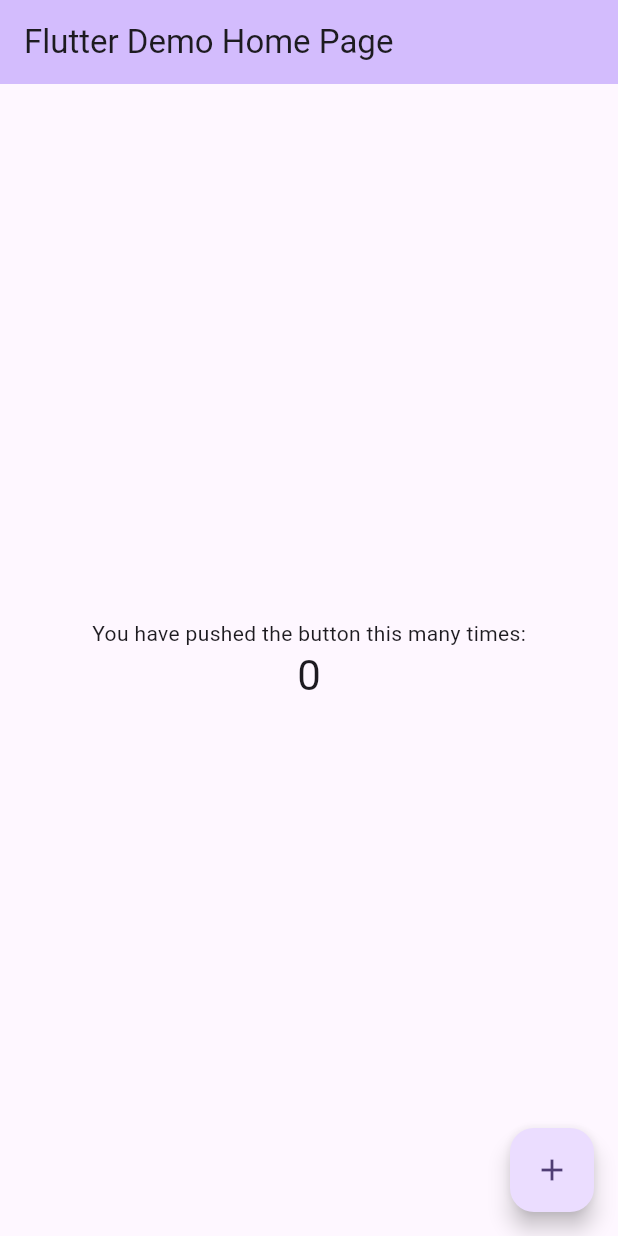
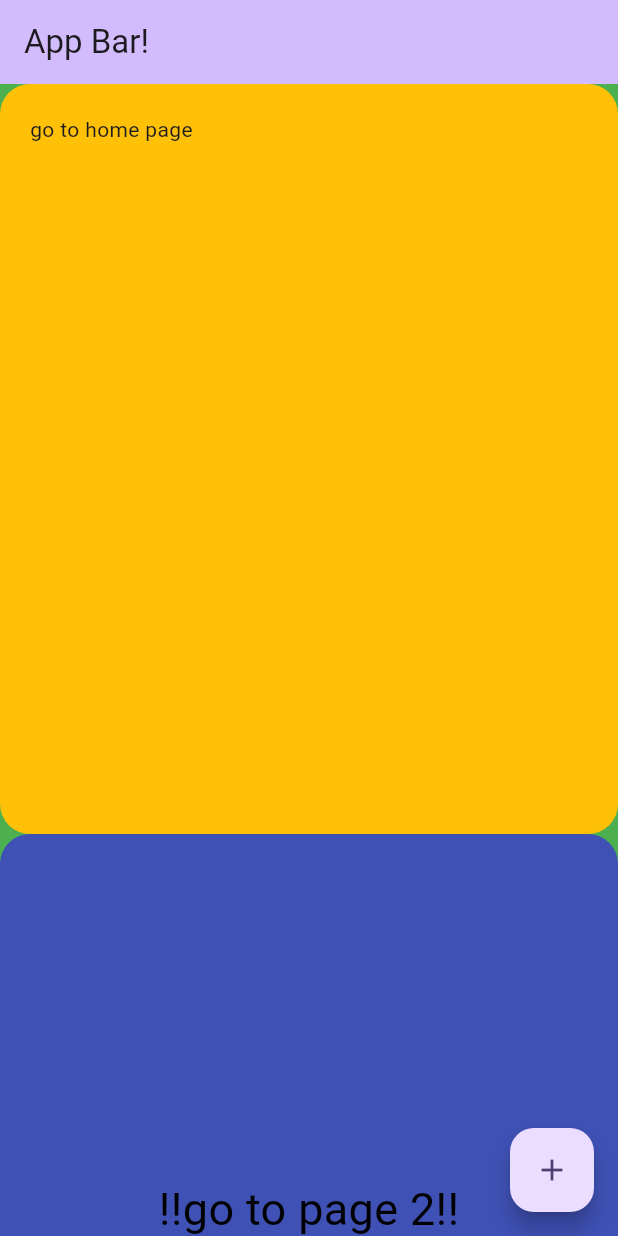
Before and after one commit to mars985/Juno, a Flutter app: the screen it shows after launch, on a phone screen of 412 x 824 dp. Run offline on Flutter 3.47's test engine with Material 3 defaults, Android fonts, the phone set to English and light mode, and no system bars.

Commit message:
learned some navigation and how to use basic widgets like rows, containers and decoration boxes

```diff
--- a/lib/main.dart
+++ b/lib/main.dart
@@ -1,4 +1,8 @@
+// ignore_for_file: prefer_const_constructors
+
 import 'package:flutter/material.dart';
+import 'package:juno/pages/home_page.dart';
+import 'package:juno/pages/second_page.dart';
 
 void main() {
   runApp(const MyApp());
@@ -7,46 +11,25 @@
 class MyApp extends StatelessWidget {
   const MyApp({super.key});
 
-  // This widget is the root of your application.
   @override
   Widget build(BuildContext context) {
     return MaterialApp(
       title: 'Flutter Demo',
       theme: ThemeData(
-        // This is the theme of your application.
-        //
-        // TRY THIS: Try running your application with "flutter run". You'll see
-        // the application has a purple toolbar. Then, without quitting the app,
-        // try changing the seedColor in the colorScheme below to Colors.green
-        // and then invoke "hot reload" (save your changes or press the "hot
-        // reload" button in a Flutter-supported IDE, or press "r" if you used
-        // the command line to start the app).
-        //
-        // Notice that the counter didn't reset back to zero; the application
-        // state is not lost during the reload. To reset the state, use hot
-        // restart instead.
-        //
-        // This works for code too, not just values: Most code changes can be
-        // tested with just a hot reload.
         colorScheme: ColorScheme.fromSeed(seedColor: Colors.deepPurple),
         useMaterial3: true,
       ),
       home: const MyHomePage(title: 'Flutter Demo Home Page'),
+      routes: {
+        '/homepage': (context) => HomePage(),
+        '/secondpage': (context) => SecondPage(),
+      },
     );
   }
 }
 
 class MyHomePage extends StatefulWidget {
   const MyHomePage({super.key, required this.title});
-
-  // This widget is the home page of your application. It is stateful, meaning
-  // that it has a State object (defined below) that contains fields that affect
-  // how it looks.
-
-  // This class is the configuration for the state. It holds the values (in this
-  // case the title) provided by the parent (in this case the App widget) and
-  // used by the build method of the State. Fields in a Widget subclass are
-  // always marked "final".
 
   final String title;
 
@@ -55,71 +38,128 @@
 }
 
 class _MyHomePageState extends State<MyHomePage> {
-  int _counter = 0;
+  var amount = <int>[];
+  var name = <String>[];
+  var timestamp = <String>[];
+  var description = <String>[];
+  var mode = <String>[];
+  var pending = <bool>[];
 
-  void _incrementCounter() {
-    setState(() {
-      // This call to setState tells the Flutter framework that something has
-      // changed in this State, which causes it to rerun the build method below
-      // so that the display can reflect the updated values. If we changed
-      // _counter without calling setState(), then the build method would not be
-      // called again, and so nothing would appear to happen.
-      _counter++;
-    });
-  }
+  void _doNothing() {}
 
   @override
   Widget build(BuildContext context) {
-    // This method is rerun every time setState is called, for instance as done
-    // by the _incrementCounter method above.
-    //
-    // The Flutter framework has been optimized to make rerunning build methods
-    // fast, so that you can just rebuild anything that needs updating rather
-    // than having to individually change instances of widgets.
     return Scaffold(
+      backgroundColor: Colors.green,
+
       appBar: AppBar(
-        // TRY THIS: Try changing the color here to a specific color (to
-        // Colors.amber, perhaps?) and trigger a hot reload to see the AppBar
-        // change color while the other colors stay the same.
         backgroundColor: Theme.of(context).colorScheme.inversePrimary,
-        // Here we take the value from the MyHomePage object that was created by
-        // the App.build method, and use it to set our appbar title.
-        title: Text(widget.title),
+        title: Text("App Bar!"),
+        elevation: 0,
       ),
-      body: Center(
-        // Center is a layout widget. It takes a single child and positions it
-        // in the middle of the parent.
-        child: Column(
-          // Column is also a layout widget. It takes a list of children and
-          // arranges them vertically. By default, it sizes itself to fit its
-          // children horizontally, and tries to be as tall as its parent.
-          //
-          // Column has various properties to control how it sizes itself and
-          // how it positions its children. Here we use mainAxisAlignment to
-          // center the children vertically; the main axis here is the vertical
-          // axis because Columns are vertical (the cross axis would be
-          // horizontal).
-          //
-          // TRY THIS: Invoke "debug painting" (choose the "Toggle Debug Paint"
-          // action in the IDE, or press "p" in the console), to see the
-          // wireframe for each widget.
-          mainAxisAlignment: MainAxisAlignment.center,
-          children: <Widget>[
-            const Text(
-              'You have pushed the button this many times:',
-            ),
-            Text(
-              '$_counter',
-              style: Theme.of(context).textTheme.headlineMedium,
-            ),
-          ],
-        ),
+
+      body: ListView(
+        // mainAxisAlignment: MainAxisAlignment.center,
+        children: [
+          BoxButtonHome(),
+          BoxButton2(),
+        ],
       ),
+
+      // body: Padding(
+      //   padding: const EdgeInsets.fromLTRB(20, 20, 20, 20),
+      //   child: Column(
+      //     mainAxisAlignment: MainAxisAlignment.start,
+      //     children: <Widget>[
+      //       const Transaction(),
+      //       const Text(
+      //         '*********Text???*********',
+      //       ),
+      //       Text(
+      //         'Text!!!',
+      //         style: Theme.of(context).textTheme.headlineMedium,
+      //       ),
+      //     ],
+      //   ),
+      // ),
       floatingActionButton: FloatingActionButton(
-        onPressed: _incrementCounter,
-        tooltip: 'Increment',
+        onPressed: _doNothing,
+        tooltip: 'Add transaction',
         child: const Icon(Icons.add),
-      ), // This trailing comma makes auto-formatting nicer for build methods.
+      ),
     );
   }
 }
+
+class BoxButton2 extends StatelessWidget {
+  const BoxButton2({
+    super.key,
+  });
+
+  @override
+  Widget build(BuildContext context) {
+    return GestureDetector(
+      onTap: () {
+        Navigator.pushNamed(context, '/secondpage');
+      },
+      child: Container(
+        height: 500,
+        width: 500,
+        // padding: EdgeInsets.all(20),
+        decoration: BoxDecoration(
+          color: Colors.indigo,
+          borderRadius: BorderRadius.circular(20),
+        ),
+        child: Center(
+          child: Text(
+            "!!go to page 2!!",
+            style: TextStyle(
+              color: Colors.black,
+              fontSize: 30,
+            ),
+          ),
+        ),
+      ),
+    );
+  }
+}
+
+class BoxButtonHome extends StatelessWidget {
+  const BoxButtonHome({
+    super.key,
+  });
+
+  @override
+  Widget build(BuildContext context) {
+    return GestureDetector(
+      onTap: () {
+        Navigator.pushNamed(context, '/homepage');
+      },
+      child: Container(
+        height: 500,
+        width: 500,
+        decoration: BoxDecoration(
+          color: Colors.amber,
+          borderRadius: BorderRadius.circular(20),
+        ),
+        padding: EdgeInsets.all(20),
+        child: Text("go to home page"),
+      ),
+    );
+  }
+}
+
+class Transaction extends StatelessWidget {
+  const Transaction({
+    super.key,
+  });
+
+  @override
+  Widget build(BuildContext context) {
+    return const Row(
+      children: [
+        DecoratedBox(decoration: BoxDecoration(color: Colors.amberAccent))
+      ],
+    );
+  }
+}
```
Also changed, not shown: lib/pages/home_page.dart (added, +40 -0 lines), lib/pages/second_page.dart (added, +32 -0 lines).
